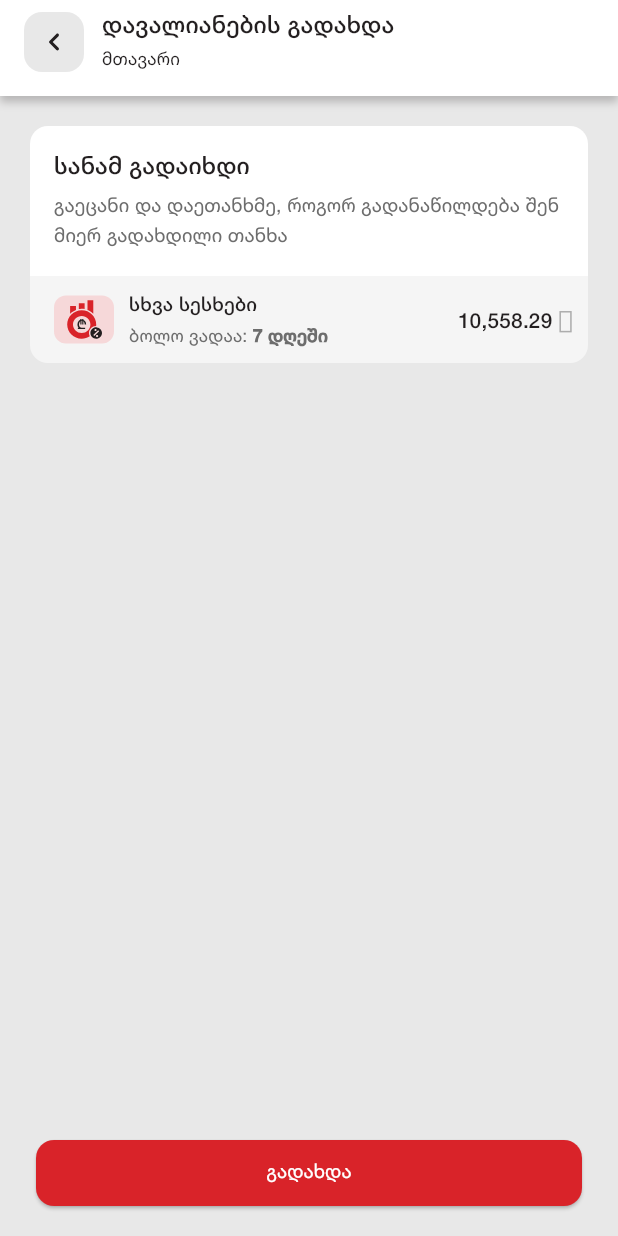
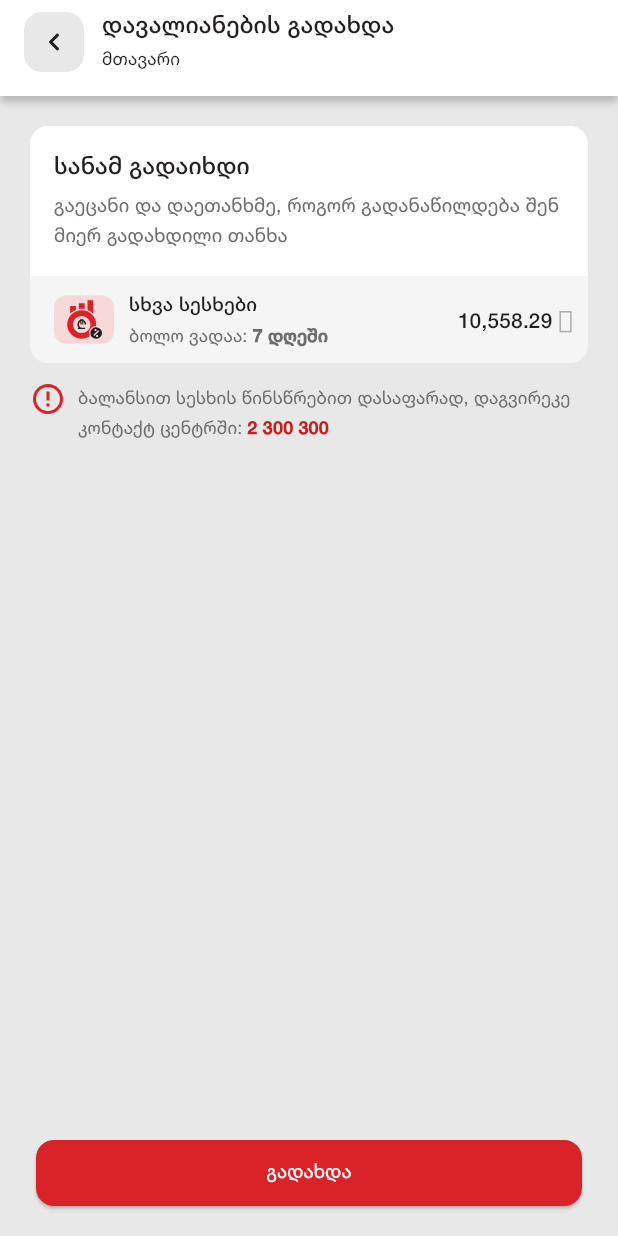
Before and after one commit to OmarKhachidze/skapi_obligations, a Flutter app: the PaymentDetailsScreen screen opened by its route, on a phone screen of 412 x 824 dp. Run offline on Flutter 3.47's test engine with Material 3 defaults, Android fonts, the phone set to English and light mode, and no system bars; drawn by our look-alikes of dynamic_color; our stand-ins replace flutter_svg, go_router; generated files the repository leaves out were written again.

Commit message:
add info text in payment details screen

```diff
--- a/lib/common/constants/svg_assets.dart
+++ b/lib/common/constants/svg_assets.dart
@@ -27,4 +27,5 @@ class SvgAssets {
   static const String arrowLeft = '${_svgsPath}arrow_left.svg';
   static const String exclamationMark = '${_svgsPath}exc_mark.svg';
   static const String listAlt = '${_svgsPath}list_alt.svg';
+  static const String errorOutline = '${_svgsPath}error_outline.svg';
 }
--- a/lib/features/obligations/presentation/payment_details_screen.dart
+++ b/lib/features/obligations/presentation/payment_details_screen.dart
@@ -5,7 +5,9 @@ import 'package:skapi_obligations/common/extension/theme_extension.dart';
 import 'package:skapi_obligations/common/widgets/appbars/inner_appbar.dart';
 import 'package:skapi_obligations/common/widgets/buttons/scaffold_button.dart';
 import 'package:skapi_obligations/features/obligations/presentation/widgets/before_payment_section/before_payment_section.dart';
+import 'package:skapi_obligations/features/obligations/presentation/widgets/payment_info_section/payment_info_text_section.dart';
 import 'package:skapi_obligations/router/app_route.dart';
+
 
 class PaymentDetailsScreen extends StatelessWidget {
   const PaymentDetailsScreen({super.key});
@@ -22,7 +24,9 @@ class PaymentDetailsScreen extends StatelessWidget {
         label: context.localization.pay,
         onPress: () {},
       ),
-      body: ListView(children: const [BeforePaymentSection()]),
+      body: ListView(
+        children: const [BeforePaymentSection(), PaymentInfoTextSection()],
+      ),
     );
   }
 }
--- /dev/null
+++ b/lib/features/obligations/presentation/widgets/payment_info_section/payment_info_text.dart
@@ -0,0 +1,28 @@
+import 'package:flutter/material.dart';
+import 'package:skapi_obligations/common/extension/localization_extension.dart';
+import 'package:skapi_obligations/common/extension/theme_extension.dart';
+
+class PaymentInfoText extends StatelessWidget {
+  const PaymentInfoText({super.key});
+
+  @override
+  Widget build(BuildContext context) {
+    return RichText(
+      text: TextSpan(
+        text: '${context.localization.paymentDetailsBeforePaymentInfoText}: ',
+        style: context.skapiTextStyles.tinyText.copyWith(
+          color: context.skapiColors.grayDark,
+        ),
+        children: [
+          TextSpan(
+            text: context.localization.paymentDetailsBeforePaymentInfoNumber,
+            style: context.skapiTextStyles.tinyText.copyWith(
+              fontWeight: FontWeight.w900,
+              color: context.skapiColors.error,
+            ),
+          ),
+        ],
+      ),
+    );
+  }
+}
--- /dev/null
+++ b/lib/features/obligations/presentation/widgets/payment_info_section/payment_info_text_section.dart
@@ -0,0 +1,24 @@
+import 'package:flutter/material.dart';
+import 'package:flutter_svg/svg.dart';
+import 'package:skapi_obligations/features/obligations/presentation/widgets/payment_info_section/payment_info_text.dart';
+
+import '../../../../../common/constants/svg_assets.dart';
+
+class PaymentInfoTextSection extends StatelessWidget {
+  const PaymentInfoTextSection({super.key});
+
+  @override
+  Widget build(BuildContext context) {
+    return Padding(
+      padding: const EdgeInsets.symmetric(horizontal: 20.0),
+      child: Row(
+        crossAxisAlignment: CrossAxisAlignment.start,
+        spacing: 8,
+        children: [
+          SvgPicture.asset(SvgAssets.errorOutline),
+          const Expanded(child: PaymentInfoText()),
+        ],
+      ),
+    );
+  }
+}
--- a/lib/features/obligations/presentation/widgets/upcoming_payment_section/upcoming_payment_pay_day_text.dart
+++ b/lib/features/obligations/presentation/widgets/upcoming_payment_section/upcoming_payment_pay_day_text.dart
@@ -34,9 +34,9 @@ class UpcomingPaymentPayDayText extends StatelessWidget {
           TextSpan(
             text: ' $days',
             style:
-                textStyle?.copyWith(fontWeight: FontWeight.w700) ??
+                textStyle?.copyWith(fontWeight: FontWeight.w900) ??
                 context.skapiTextStyles.tinyText.copyWith(
-                  fontWeight: FontWeight.w700,
+                  fontWeight: FontWeight.w900,
                   fontSize: 11,
                   height: 16 / 11,
                   color: hasPassed
--- a/lib/l10n/app_en.arb
+++ b/lib/l10n/app_en.arb
@@ -112,5 +112,15 @@
   "paymentDetailsBeforePaymentLastDate": "Last Date",
   "@paymentDetailsBeforePaymentLastDate": {
     "description": "Description used for payment details before payment section."
+  },
+
+  "paymentDetailsBeforePaymentInfoText": "To prepay your loan with a balance, call our contact center.",
+  "@paymentDetailsBeforePaymentInfoText": {
+    "description": "Description text used for payment details before payment info section."
+  },
+
+  "paymentDetailsBeforePaymentInfoNumber": "2 300 300",
+  "@paymentDetailsBeforePaymentInfoNumber": {
+    "description": "Mobile number text used for payment details before payment info section."
   }
 }
--- a/lib/l10n/app_ka.arb
+++ b/lib/l10n/app_ka.arb
@@ -112,6 +112,16 @@
   "paymentDetailsBeforePaymentLastDate": "ბოლო ვადაა",
   "@paymentDetailsBeforePaymentLastDate": {
     "description": "Description used for payment details before payment section."
+  },
+
+  "paymentDetailsBeforePaymentInfoText": "ბალანსით სესხის წინსწრებით დასაფარად, დაგვირეკე კონტაქტ ცენტრში",
+  "@paymentDetailsBeforePaymentInfoText": {
+    "description": "Description text used for payment details before payment info section."
+  },
+
+  "paymentDetailsBeforePaymentInfoNumber": "2 300 300",
+  "@paymentDetailsBeforePaymentInfoNumber": {
+    "description": "Mobile number text used for payment details before payment info section."
   }
 
 }
```
Also changed, not shown: assets/svgs/error_outline.svg (added).
